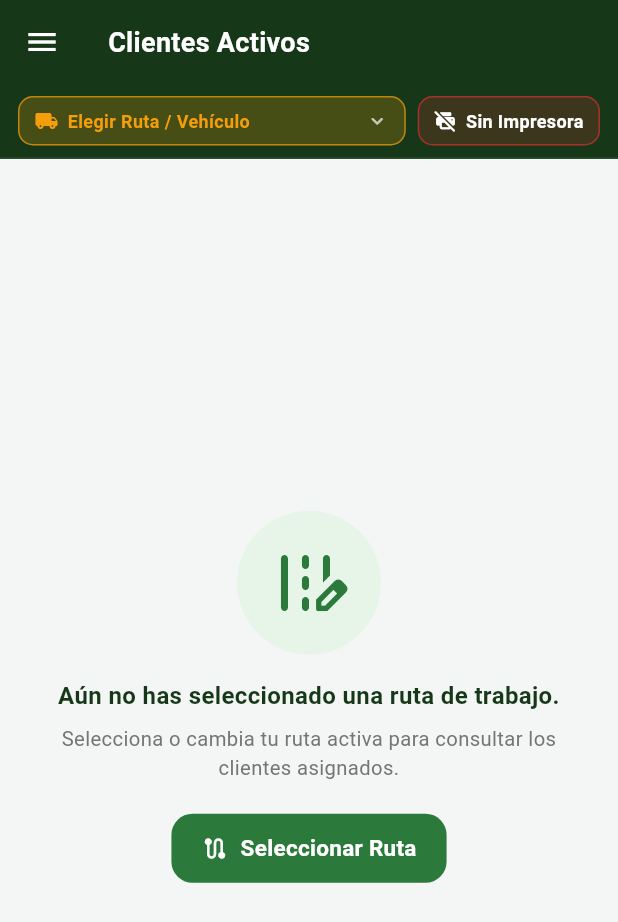
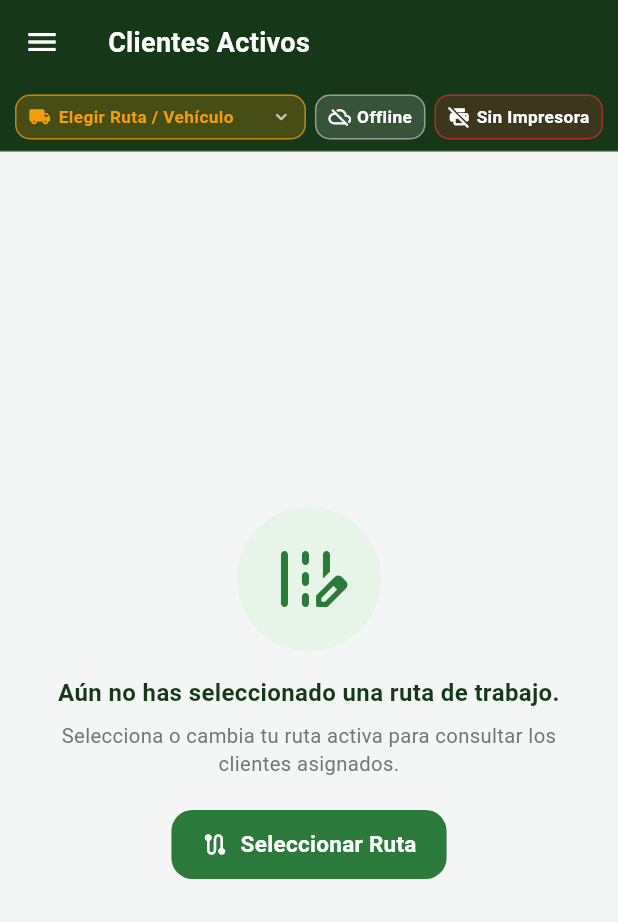
Before and after one commit to mesingertipe/kolzumo, a Flutter app: the CustomersScreen screen opened by its route, on a phone screen of 412 x 824 dp. Shown: the top 922 px of the screen. Run offline on Flutter 3.47's test engine with Material 3 defaults, Android fonts, the phone set to English and light mode, and no system bars; our stand-ins replace dio, drift, dropdown_search, firebase_analytics, firebase_core, firebase_crashlytics and 9 more; missing offline and left inert: esc_pos_utils_plus, flutter_classic_bluetooth, print_bluetooth_thermal; accounts and stored records are empty; generated files the repository leaves out were written again.

Commit message:
feat(sync): AutoSyncQueueService autonomo offline/online con indicador reactivo

```diff
--- a/lib/app/app_providers.dart
+++ b/lib/app/app_providers.dart
@@ -1,5 +1,6 @@
 import 'package:kolzumo_app/controllers/day_closing_controller.dart';
 import 'package:kolzumo_app/core/config/app_config.dart';
+import 'package:kolzumo_app/core/services/auto_sync_service.dart';
 import 'package:kolzumo_app/core/services/biometric_service.dart';
 import 'package:kolzumo_app/core/services/telemetry_service.dart';
 import 'package:kolzumo_app/data/repositories/resumen_dia_repo.dart';
@@ -49,6 +50,21 @@ List<SingleChildWidget> buildAppProviders({
     ChangeNotifierProvider(create: (_) => VehiculoProvider()),
     ChangeNotifierProvider(create: (_) => ThermalPrinterController()..init()),
     ChangeNotifierProvider(create: (_) => DayClosingController()),
+    ChangeNotifierProxyProvider<Auth, AutoSyncQueueService>(
+      create: (ctx) => AutoSyncQueueService(
+        database: database,
+        resumenDiaRepository: resumenDiaRepository,
+        getCurrentUser: () => ctx.read<Auth>().userAccount,
+      )..start(),
+      update: (ctx, auth, syncService) {
+        return syncService ??
+            (AutoSyncQueueService(
+              database: database,
+              resumenDiaRepository: resumenDiaRepository,
+              getCurrentUser: () => auth.userAccount,
+            )..start());
+      },
+    ),
     ChangeNotifierProxyProvider<ClienteProvider, CheckoutProvider>(
       create: (_) => CheckoutProvider(),
       update: (_, clienteProvider, checkout) {
--- a/lib/presentation/utils/items_ui/operational_status_bar.dart
+++ b/lib/presentation/utils/items_ui/operational_status_bar.dart
@@ -1,6 +1,7 @@
 import 'package:flutter/material.dart';
 import 'package:kolzumo_app/config/app_theme.dart';
 import 'package:kolzumo_app/controllers/thermal_printer_controller.dart';
+import 'package:kolzumo_app/core/services/auto_sync_service.dart';
 import 'package:kolzumo_app/providers/ruta_provider.dart';
 import 'package:kolzumo_app/providers/vehiculo_provider.dart';
 import 'package:provider/provider.dart';
@@ -8,14 +9,17 @@ import 'package:provider/provider.dart';
 /// Barra superior persistente que muestra de un vistazo:
 /// 1. Ruta y Vehículo activos (al tocarla abre el selector de Ruta/Vehículo).
 /// 2. Estado de la Impresora (Conectada Bluetooth, Modo Virtual o Desconectada).
+/// 3. Estado de Sincronización en línea / offline y cola de ventas pendientes.
 class OperationalStatusBar extends StatelessWidget {
   final VoidCallback? onTapRoute;
   final VoidCallback? onTapPrinter;
+  final VoidCallback? onTapSync;
 
   const OperationalStatusBar({
     super.key,
     this.onTapRoute,
     this.onTapPrinter,
+    this.onTapSync,
   });
 
   @override
@@ -23,6 +27,7 @@ class OperationalStatusBar extends StatelessWidget {
     final rutaProv = context.watch<RutaProvider>();
     final vehiculoProv = context.watch<VehiculoProvider>();
     final printer = context.watch<ThermalPrinterController>();
+    final syncService = context.watch<AutoSyncQueueService?>();
 
     final rutaName = rutaProv.rutaSeleccionada?.nombreruta;
     final placa = vehiculoProv.vehiculoSeleccionado?.placa;
@@ -37,7 +42,7 @@ class OperationalStatusBar extends StatelessWidget {
     final String printerLabel = printer.isConnected
         ? (printer.selectedDevice?.name ?? 'Impresora OK')
         : isVirtual
-            ? 'Impresora Virtual'
+            ? 'Virtual'
             : 'Sin Impresora';
 
     final Color printerColor = printer.isConnected
@@ -46,9 +51,20 @@ class OperationalStatusBar extends StatelessWidget {
             ? AppTheme.infoBlue
             : AppTheme.dangerColor;
 
+    // Métricas del servicio de sincronización automática
+    final bool isSyncing = syncService?.isSyncing ?? false;
+    final bool isOnline = syncService?.isOnline ?? false;
+    final int pendingCount = syncService?.pendingCount ?? 0;
+
+    final Color syncColor = isSyncing
+        ? AppTheme.accentLime
+        : (isOnline
+            ? (pendingCount > 0 ? AppTheme.orangeBadge : const Color(0xFF16A34A))
+            : Colors.grey.shade400);
+
     return Container(
       width: double.infinity,
-      padding: const EdgeInsets.symmetric(horizontal: 12, vertical: 8),
+      padding: const EdgeInsets.symmetric(horizontal: 10, vertical: 7),
       decoration: const BoxDecoration(
         color: AppTheme.forestDark,
         border: Border(
@@ -64,7 +80,7 @@ class OperationalStatusBar extends StatelessWidget {
                   () => Navigator.of(context).pushNamed('/ruta'),
               borderRadius: BorderRadius.circular(10),
               child: Container(
-                padding: const EdgeInsets.symmetric(horizontal: 10, vertical: 7),
+                padding: const EdgeInsets.symmetric(horizontal: 8, vertical: 6),
                 decoration: BoxDecoration(
                   color: hasRoute
                       ? Colors.white.withValues(alpha: 0.12)
@@ -80,17 +96,17 @@ class OperationalStatusBar extends StatelessWidget {
                   children: [
                     Icon(
                       Icons.local_shipping_rounded,
-                      size: 16,
+                      size: 15,
                       color: hasRoute ? AppTheme.accentLime : AppTheme.orangeBadge,
                     ),
-                    const SizedBox(width: 6),
+                    const SizedBox(width: 5),
                     Expanded(
                       child: Text(
                         routeLabel,
                         maxLines: 1,
                         overflow: TextOverflow.ellipsis,
                         style: TextStyle(
-                          fontSize: 12,
+                          fontSize: 11.5,
                           fontWeight: FontWeight.w600,
                           color: hasRoute ? Colors.white : AppTheme.orangeBadge,
                         ),
@@ -98,7 +114,7 @@ class OperationalStatusBar extends StatelessWidget {
                     ),
                     const Icon(
                       Icons.expand_more_rounded,
-                      size: 16,
+                      size: 15,
                       color: Colors.white70,
                     ),
                   ],
@@ -106,14 +122,85 @@ class OperationalStatusBar extends StatelessWidget {
               ),
             ),
           ),
-          const SizedBox(width: 8),
+          const SizedBox(width: 6),
+          // Chip de Sincronización Automática
+          InkWell(
+            onTap: onTapSync ??
+                () {
+                  if (syncService != null && !syncService.isSyncing) {
+                    syncService.checkConnectivityAndSync();
+                    ScaffoldMessenger.of(context).showSnackBar(
+                      SnackBar(
+                        duration: const Duration(seconds: 2),
+                        content: Text(
+                          isOnline
+                              ? (pendingCount > 0
+                                  ? 'Sincronizando $pendingCount ventas pendientes...'
+                                  : 'En línea. Todas las ventas sincronizadas.')
+                              : 'Sin conexión a internet. Las ventas se enviarán solas cuando vuelva.',
+                        ),
+                        backgroundColor: isOnline
+                            ? AppTheme.primaryColor
+                            : Colors.grey.shade800,
+                      ),
+                    );
+                  }
+                },
+            borderRadius: BorderRadius.circular(10),
+            child: Container(
+              padding: const EdgeInsets.symmetric(horizontal: 8, vertical: 6),
+              decoration: BoxDecoration(
+                color: syncColor.withValues(alpha: 0.2),
+                borderRadius: BorderRadius.circular(10),
+                border: Border.all(color: syncColor.withValues(alpha: 0.7)),
+              ),
+              child: Row(
+                mainAxisSize: MainAxisSize.min,
+                children: [
+                  if (isSyncing)
+                    const SizedBox(
+                      width: 13,
+                      height: 13,
+                      child: CircularProgressIndicator(
+                        strokeWidth: 2,
+                        color: Colors.white,
+                      ),
+                    )
+                  else
+                    Icon(
+                      isOnline
+                          ? (pendingCount > 0
+                              ? Icons.cloud_upload_rounded
+                              : Icons.cloud_done_rounded)
+                          : Icons.cloud_off_rounded,
+                      size: 15,
+                      color: Colors.white,
+                    ),
+                  const SizedBox(width: 4),
+                  Text(
+                    isSyncing
+                        ? 'Sync...'
+                        : (pendingCount > 0
+                            ? '$pendingCount pend'
+                            : (isOnline ? 'Online' : 'Offline')),
+                    style: const TextStyle(
+                      fontSize: 11.5,
+                      fontWeight: FontWeight.w600,
+                      color: Colors.white,
+                    ),
+                  ),
+                ],
+              ),
+            ),
+          ),
+          const SizedBox(width: 6),
           // Chip de Impresora
           InkWell(
             onTap: onTapPrinter ??
                 () => Navigator.of(context).pushNamed('/printers'),
             borderRadius: BorderRadius.circular(10),
             child: Container(
-              padding: const EdgeInsets.symmetric(horizontal: 10, vertical: 7),
+              padding: const EdgeInsets.symmetric(horizontal: 8, vertical: 6),
               decoration: BoxDecoration(
                 color: printerColor.withValues(alpha: 0.2),
                 borderRadius: BorderRadius.circular(10),
@@ -131,15 +218,15 @@ class OperationalStatusBar extends StatelessWidget {
                     size: 15,
                     color: Colors.white,
                   ),
-                  const SizedBox(width: 6),
+                  const SizedBox(width: 4),
                   ConstrainedBox(
-                    constraints: const BoxConstraints(maxWidth: 115),
+                    constraints: const BoxConstraints(maxWidth: 85),
                     child: Text(
                       printerLabel,
                       maxLines: 1,
                       overflow: TextOverflow.ellipsis,
                       style: const TextStyle(
-                        fontSize: 12,
+                        fontSize: 11.5,
                         fontWeight: FontWeight.w600,
                         color: Colors.white,
                       ),
```
Also changed, not shown: lib/core/services/auto_sync_service.dart (added, +190 -0 lines), lib/data/database/daos/ventas_dao.dart (+21 -0 lines), 1 other file.
